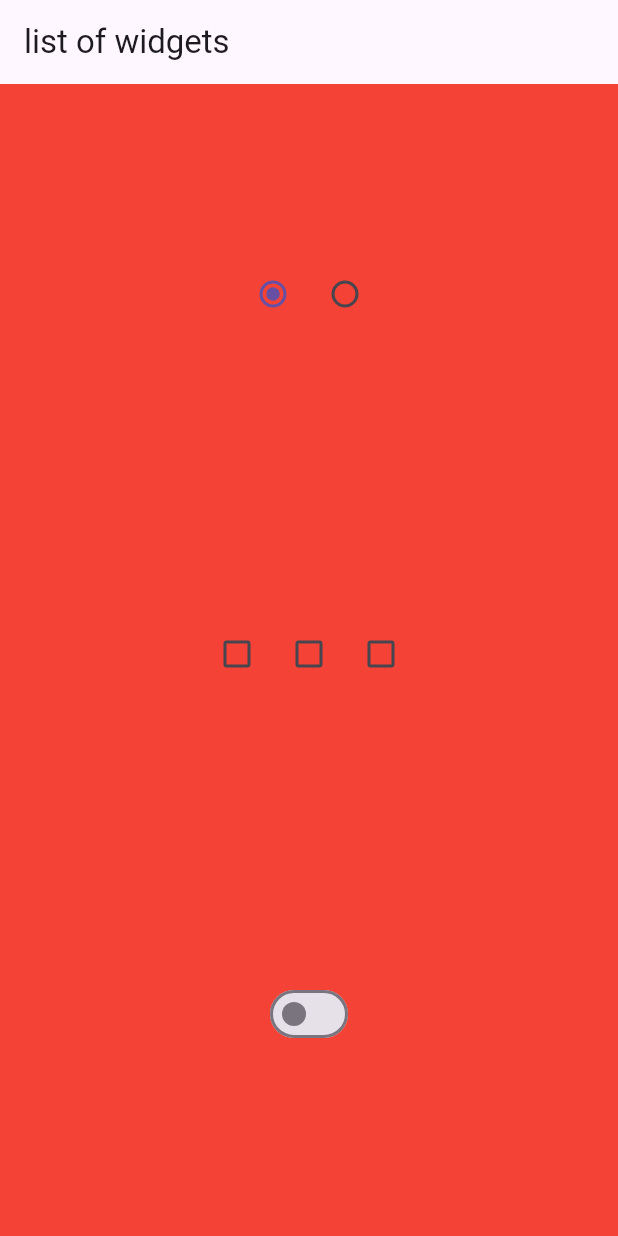
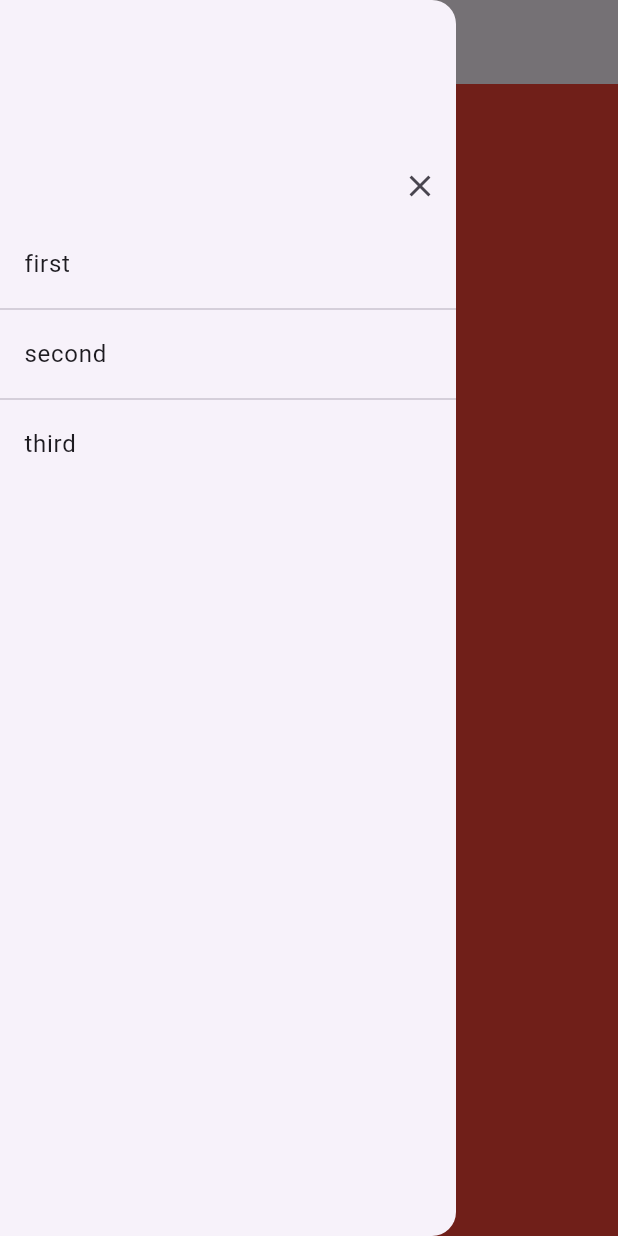
Before and after one commit to ramSde/basic_widgets, a Flutter app: the screen it shows after launch, with the side drawer open (before the commit the screen has no drawer), on a phone screen of 412 x 824 dp. Run offline on Flutter 3.47's test engine with Material 3 defaults, Android fonts, the phone set to English and light mode, and no system bars; our stand-ins replace get; missing offline and left inert: dart:ffi.

Commit message:
added drawer

```diff
--- a/lib/main.dart
+++ b/lib/main.dart
@@ -5,6 +5,7 @@ import 'package:flutter/material.dart';
 import 'package:get/get_navigation/src/root/get_material_app.dart';
 import 'package:get/get_state_manager/get_state_manager.dart';
 import 'package:get/instance_manager.dart';
+import 'package:get/route_manager.dart';
 import 'package:get/state_manager.dart';
 
 main() {
@@ -30,8 +31,39 @@ final controller = Get.put<widgetcontroller>(widgetcontroller());
   Widget build(BuildContext context) {
 
     return Obx(()=>Scaffold(
+      drawer: Drawer(
+        child: Column(children: [
+          SizedBox(height: 100,),
+          Row(
+            mainAxisAlignment: MainAxisAlignment.end,
+            children: [
+              IconButton(onPressed: (){
+Get.back();
+              }, icon: Icon(Icons.close))
+            ],
+          ),
+          ListTile(
+            title: Text("first"),
+            onTap: (){print("first tappped ");},
+          ),
+          Divider(height: 4,),
+          ListTile(
+            title: Text("second"),
+            onTap: (){print("second tappped ");},
+          ),
+          Divider(height: 4,),
+          ListTile(
+            title: Text("third"),
+            onTap: (){print("third tappped ");},
+          )
+        ],),
+
+      ),
       backgroundColor: controller.radiogroup.value==0 ? Colors.red : Colors.blue,
-      appBar: AppBar(title: Text("list of widgets"),),
+      appBar: AppBar(title: Text("list of widgets"),
+      actions: [],
+
+      ),
       body:
          SingleChildScrollView(
           child: Column(
```
